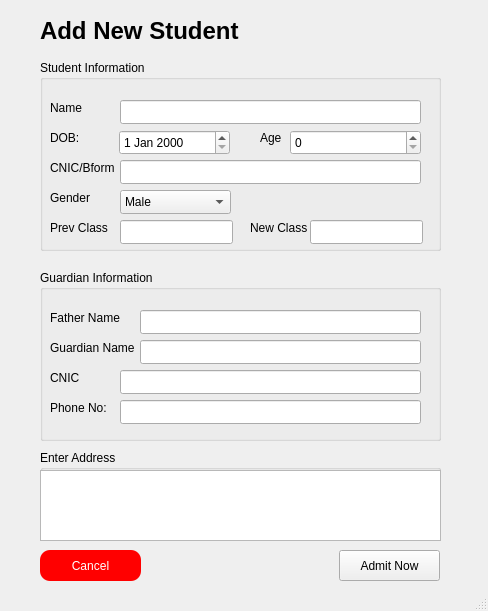
Before: the Qt Designer form newstudent.ui in sarfarazunarr/school-management-software, drawn with Qt 5.
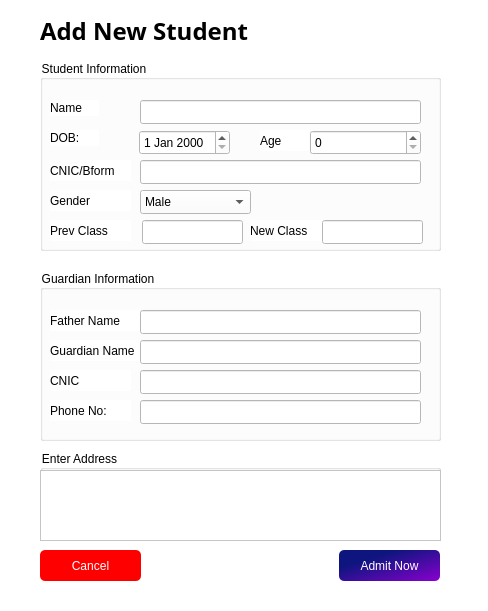
After: the same form once the commit is applied.

```diff
--- a/newstudent.ui
+++ b/newstudent.ui
@@ -13,6 +13,11 @@
   <property name="windowTitle">
    <string>MainWindow</string>
   </property>
+  <property name="styleSheet">
+   <string notr="true">background-color: white;
+font: 10pt &quot;Bahnschrift&quot;;
+color: rgb(0, 0, 0);</string>
+  </property>
   <widget class="QWidget" name="centralwidget">
    <widget class="QLabel" name="label">
     <property name="geometry">
@@ -25,10 +30,15 @@
     </property>
     <property name="font">
      <font>
+      <family>Tw Cen MT</family>
       <pointsize>18</pointsize>
+      <italic>false</italic>
       <bold>true</bold>
      </font>
     </property>
+    <property name="styleSheet">
+     <string notr="true">font: 700 18pt &quot;Tw Cen MT&quot;;</string>
+    </property>
     <property name="text">
      <string>Add New Student</string>
     </property>
@@ -83,7 +93,7 @@
        <x>10</x>
        <y>100</y>
        <width>81</width>
-       <height>16</height>
+       <height>21</height>
       </rect>
      </property>
      <property name="text">
@@ -99,7 +109,7 @@
        <x>220</x>
        <y>70</y>
        <width>49</width>
-       <height>16</height>
+       <height>21</height>
       </rect>
      </property>
      <property name="text">
@@ -112,7 +122,7 @@
        <x>10</x>
        <y>130</y>
        <width>81</width>
-       <height>16</height>
+       <height>21</height>
       </rect>
      </property>
      <property name="text">
@@ -128,7 +138,7 @@
        <x>10</x>
        <y>160</y>
        <width>81</width>
-       <height>16</height>
+       <height>21</height>
       </rect>
      </property>
      <property name="text">
@@ -144,7 +154,7 @@
        <x>210</x>
        <y>160</y>
        <width>81</width>
-       <height>16</height>
+       <height>21</height>
       </rect>
      </property>
      <property name="text">
@@ -157,9 +167,9 @@
     <widget class="QLineEdit" name="studentName">
      <property name="geometry">
       <rect>
-       <x>80</x>
+       <x>100</x>
        <y>40</y>
-       <width>301</width>
+       <width>281</width>
        <height>24</height>
       </rect>
      </property>
@@ -167,9 +177,9 @@
     <widget class="QLineEdit" name="cnicLineEdit">
      <property name="geometry">
       <rect>
-       <x>80</x>
+       <x>100</x>
        <y>100</y>
-       <width>301</width>
+       <width>281</width>
        <height>24</height>
       </rect>
      </property>
@@ -177,9 +187,9 @@
     <widget class="QLineEdit" name="previousClassLineEdit">
      <property name="geometry">
       <rect>
-       <x>80</x>
+       <x>102</x>
        <y>160</y>
-       <width>113</width>
+       <width>101</width>
        <height>24</height>
       </rect>
      </property>
@@ -187,9 +197,9 @@
     <widget class="QLineEdit" name="newClassLineEdit">
      <property name="geometry">
       <rect>
-       <x>270</x>
+       <x>282</x>
        <y>160</y>
-       <width>113</width>
+       <width>101</width>
        <height>24</height>
       </rect>
      </property>
@@ -197,7 +207,7 @@
     <widget class="QComboBox" name="gender">
      <property name="geometry">
       <rect>
-       <x>80</x>
+       <x>100</x>
        <y>130</y>
        <width>111</width>
        <height>24</height>
@@ -217,9 +227,9 @@
     <widget class="QDateEdit" name="dobDate">
      <property name="geometry">
       <rect>
-       <x>79</x>
+       <x>99</x>
        <y>70</y>
-       <width>111</width>
+       <width>91</width>
        <height>25</height>
       </rect>
      </property>
@@ -227,9 +237,9 @@
     <widget class="QSpinBox" name="ageSpinBox">
      <property name="geometry">
       <rect>
-       <x>250</x>
+       <x>270</x>
        <y>70</y>
-       <width>131</width>
+       <width>111</width>
        <height>25</height>
       </rect>
      </property>
@@ -253,7 +263,7 @@
        <x>10</x>
        <y>40</y>
        <width>91</width>
-       <height>16</height>
+       <height>21</height>
       </rect>
      </property>
      <property name="text">
@@ -269,7 +279,7 @@
        <x>10</x>
        <y>70</y>
        <width>91</width>
-       <height>16</height>
+       <height>21</height>
       </rect>
      </property>
      <property name="text">
@@ -282,7 +292,7 @@
        <x>10</x>
        <y>100</y>
        <width>81</width>
-       <height>16</height>
+       <height>21</height>
       </rect>
      </property>
      <property name="text">
@@ -305,9 +315,9 @@
     <widget class="QLineEdit" name="guardianCnicLineEdit">
      <property name="geometry">
       <rect>
-       <x>80</x>
+       <x>100</x>
        <y>100</y>
-       <width>301</width>
+       <width>281</width>
        <height>24</height>
       </rect>
      </property>
@@ -315,9 +325,9 @@
     <widget class="QLineEdit" name="guardianPhoneNumberLineEdit">
      <property name="geometry">
       <rect>
-       <x>80</x>
+       <x>100</x>
        <y>130</y>
-       <width>301</width>
+       <width>281</width>
        <height>24</height>
       </rect>
      </property>
@@ -328,7 +338,7 @@
        <x>10</x>
        <y>130</y>
        <width>81</width>
-       <height>16</height>
+       <height>21</height>
       </rect>
      </property>
      <property name="text">
@@ -381,6 +391,11 @@
       <height>31</height>
      </rect>
     </property>
+    <property name="styleSheet">
+     <string notr="true">background-color: qlineargradient(spread:pad, x1:0.291, y1:0.289773, x2:1, y2:1, stop:0 rgba(14, 21, 127, 255), stop:1 rgba(138, 0, 207, 255));
+color: rgb(255, 255, 255);
+border-radius: 5px;</string>
+    </property>
     <property name="text">
      <string>Admit Now</string>
     </property>
@@ -397,7 +412,7 @@
     <property name="styleSheet">
      <string notr="true">background-color: rgb(255, 0, 0);
 color: rgb(255, 255, 255);
-border-radius: 10px;</string>
+border-radius: 5px;</string>
     </property>
     <property name="text">
      <string>Cancel</string>
```
Left out of the diff: 2 changed lines with no effect on the pictures.
